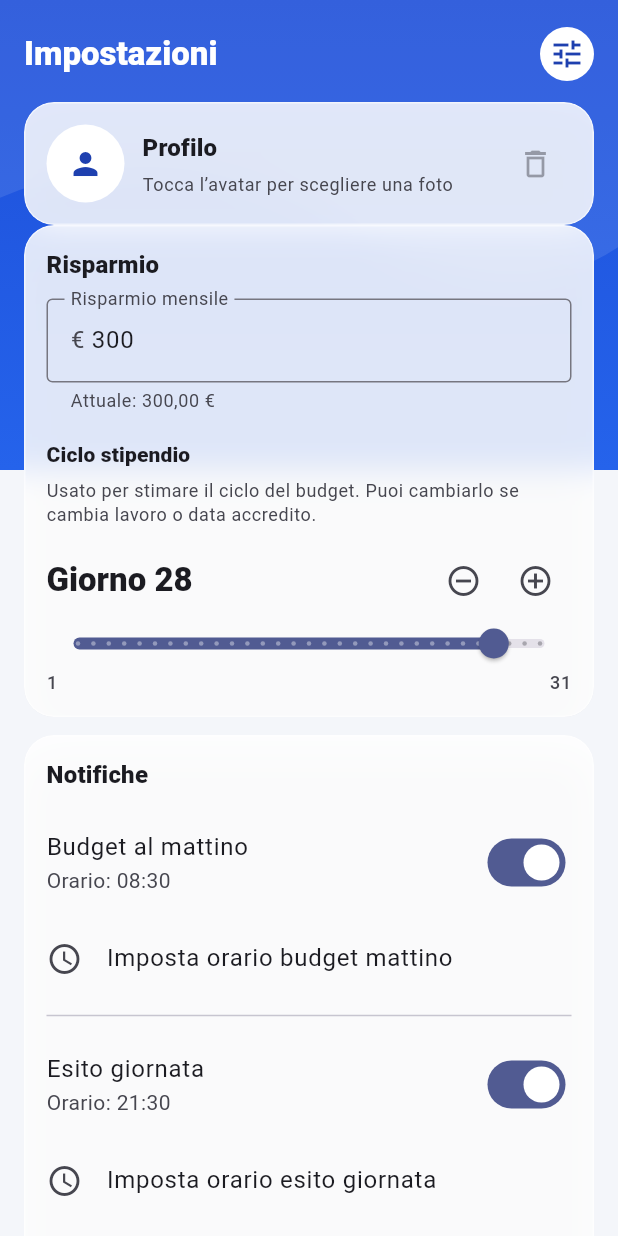
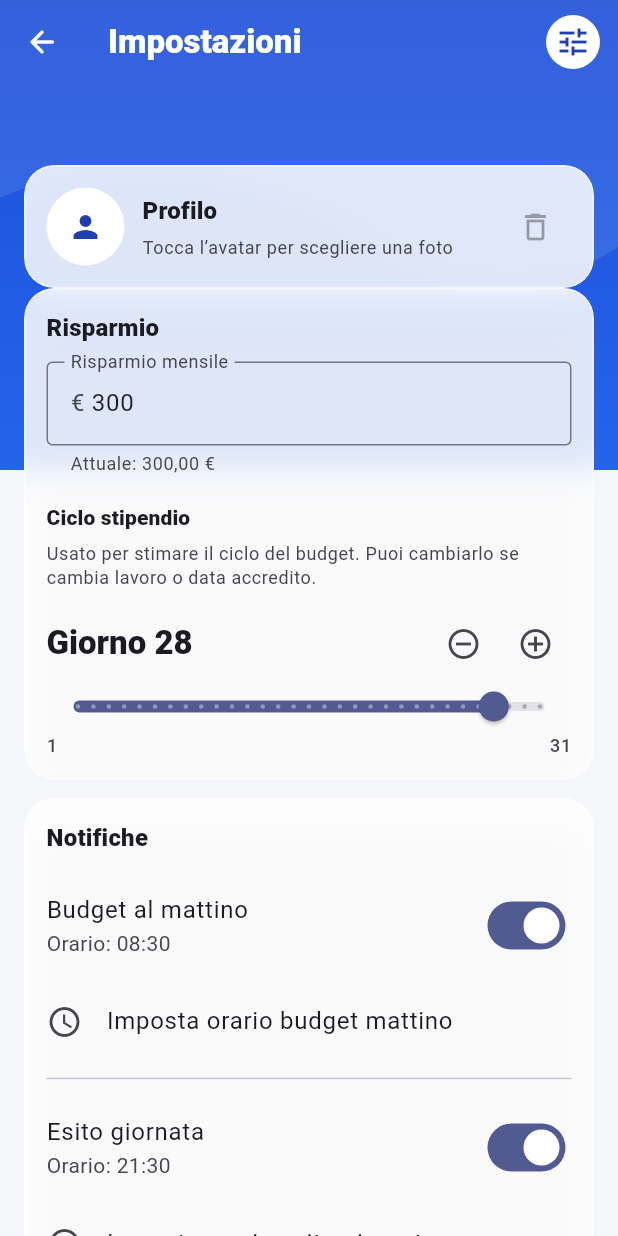
Before and after one commit to danieletaverriti-cpu/quantoposso, a Flutter app: the SettingsScreen screen opened directly with empty values, on a phone screen of 412 x 824 dp. Run offline on Flutter 3.47's test engine with Material 3 defaults, Android fonts, the phone set to English and light mode, and no system bars; our stand-ins replace fl_chart, flutter_local_notifications, hive, hive_flutter, image_picker, timezone; accounts and stored records are empty.

Commit message:
sistemato errore di calcolo e settings screen

```diff
--- a/lib/data/models.dart
+++ b/lib/data/models.dart
@@ -49,7 +49,7 @@ ExpenseImpact _expenseImpactFromString(String value) {
   switch (value) {
     case 'weekly':
       return ExpenseImpact.weekly;
-    case 'mensile':
+    case 'cycle':
       return ExpenseImpact.cycle;
     case 'daily':
     default:
@@ -246,7 +246,7 @@ class SettingsModel {
         'monthlySaving': monthlySaving,
         'paydayDay' : paydayDay,
         'lastSalaryDateIso' : lastSalaryDateIso,
-        'UseRealSalaryCycle' : useRealSalaryCycle,
+        'useRealSalaryCycle': useRealSalaryCycle,
 
         // notifiche
         'morningBudgetEnabled': morningBudgetEnabled,
--- a/lib/ui/screens/add_movement_screen.dart
+++ b/lib/ui/screens/add_movement_screen.dart
@@ -13,6 +13,7 @@ class EditingMovement {
   final String category;
   final DateTime date;
   final String note;
+  final ExpenseImpact impact;
 
   const EditingMovement({
     required this.isIncome,
@@ -21,6 +22,7 @@ class EditingMovement {
     required this.category,
     required this.date,
     required this.note,
+    this.impact = ExpenseImpact.daily,
   });
 }
 
@@ -107,6 +109,7 @@ class _AddMovementScreenState extends State<AddMovementScreen> {
   _incomeCategory = ed.category;
 } else {
   _expenseCategory = ed.category;
+  _expenseImpact = ed.impact;
 }
     }
   }
@@ -156,6 +159,7 @@ class _AddMovementScreenState extends State<AddMovementScreen> {
   _amountCtrl.clear();
   _noteCtrl.clear();
   _date = DateTime.now();
+  _expenseImpact = ExpenseImpact.daily;
   setState(() {});
 }
 
@@ -194,6 +198,7 @@ class _AddMovementScreenState extends State<AddMovementScreen> {
         category: _expenseCategory,
         date: _date,
         note: _noteCtrl.text.trim(),
+        impact: _expenseImpact,
       );
       await widget.state.addExpense(e);
     } else {
--- a/lib/ui/screens/settings_screen.dart
+++ b/lib/ui/screens/settings_screen.dart
@@ -211,31 +211,42 @@ Future<void> _clearAvatar() async {
         final euro = NumberFormat.currency(locale: 'it_IT', symbol: '€');
 
         return Scaffold(
+          appBar: AppBar(
   backgroundColor: Colors.transparent,
-          body: Stack(
-            children: [
-              const _BlueHeaderBackground(),
-              ListView(
-                padding: const EdgeInsets.fromLTRB(16, 18, 16, 24),
-                children: [
-                  Row(
-                    children: [
-                      Text(
+  elevation: 0,
+  scrolledUnderElevation: 0,
+  leading: IconButton(
+    icon: const Icon(Icons.arrow_back_rounded, color: Colors.white),
+    onPressed: () => Navigator.of(context).maybePop(),
+  ),
+  title: Text(
     'Impostazioni',
     style: theme.textTheme.titleLarge?.copyWith(
       color: Colors.white,
       fontWeight: FontWeight.w900,
     ),
   ),
-                      const Spacer(),
-                      const CircleAvatar(
+  actions: const [
+    Padding(
+      padding: EdgeInsets.only(right: 12),
+      child: CircleAvatar(
         radius: 18,
         backgroundColor: Colors.white,
         child: Icon(Icons.tune, color: Color(0xFF1E40AF)),
       ),
+    ),
   ],
 ),
-                  const SizedBox(height: 14),
+extendBodyBehindAppBar: true,
+
+          backgroundColor: Colors.transparent,
+          body: Stack(
+            children: [
+              const _BlueHeaderBackground(),
+              ListView(
+                padding: const EdgeInsets.fromLTRB(16, 110, 16, 24),
+                children: [
+
 
 _GlassCard(
   child: Padding(
--- a/pubspec.yaml
+++ b/pubspec.yaml
@@ -1,7 +1,7 @@
 name: quantoposso
 description: App semplice per controllo spese (giornaliere + fisse) con obiettivi e promemoria.
 publish_to: "none"
-version: 1.0.0+601
+version: 1.0.0+605
 
 environment:
   sdk: ">=3.6.0 <4.0.0"
```
Also changed, not shown: lib/ui/screens/movements_screen.dart (+8 -0 lines). Lines whose indentation alone changed are shown as unchanged.
